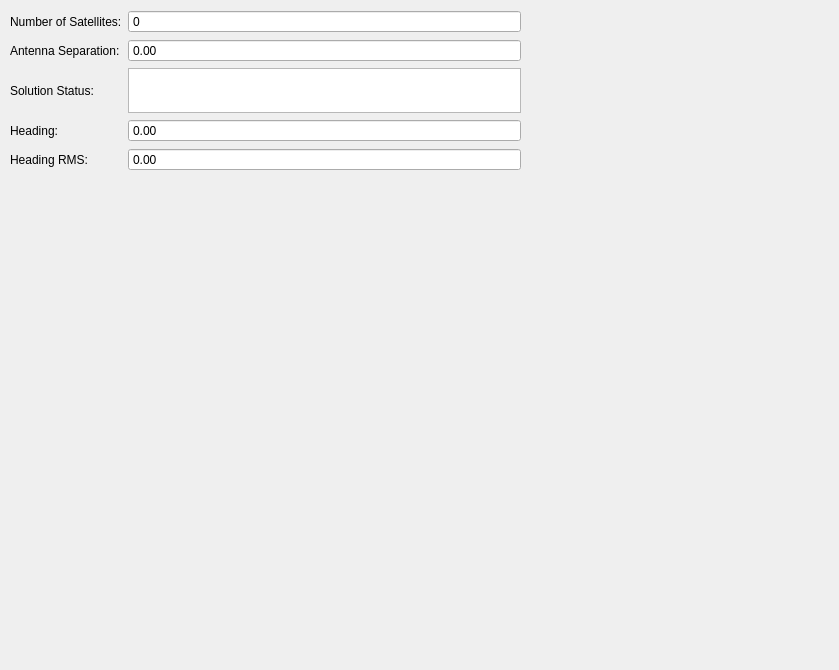
Before: the Qt Designer form src/lib/visualization/GAMSControl.ui in jmaye/libposlv, drawn with Qt 5.
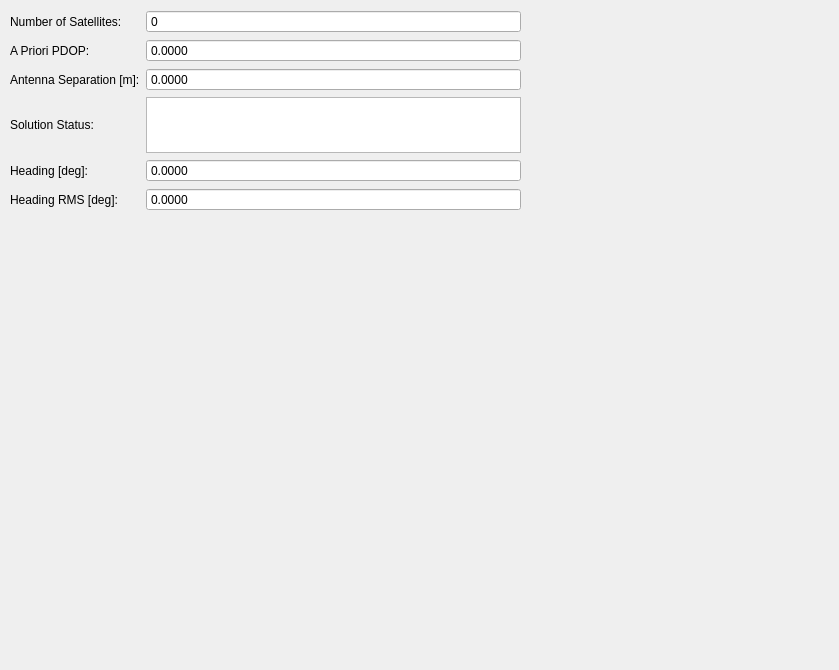
After: the same form once the commit is applied.

What changed in the file:
```diff
--- a/src/lib/visualization/GAMSControl.ui
+++ b/src/lib/visualization/GAMSControl.ui
@@ -19,7 +19,7 @@
      <x>10</x>
      <y>10</y>
      <width>511</width>
-     <height>161</height>
+     <height>201</height>
     </rect>
    </property>
    <layout class="QGridLayout" name="gamsLayout">
@@ -43,14 +43,14 @@
       </property>
      </widget>
     </item>
-    <item row="1" column="0">
+    <item row="2" column="0">
      <widget class="QLabel" name="antennaLabel">
       <property name="text">
-       <string>Antenna Separation:</string>
+       <string>Antenna Separation [m]:</string>
       </property>
      </widget>
     </item>
-    <item row="1" column="1">
+    <item row="2" column="1">
      <widget class="QDoubleSpinBox" name="antennaSpinBox">
       <property name="readOnly">
        <bool>true</bool>
@@ -58,6 +58,9 @@
       <property name="buttonSymbols">
        <enum>QAbstractSpinBox::NoButtons</enum>
       </property>
+      <property name="decimals">
+       <number>4</number>
+      </property>
       <property name="minimum">
        <double>-1000000.000000000000000</double>
       </property>
@@ -66,24 +69,24 @@
       </property>
      </widget>
     </item>
-    <item row="2" column="0">
+    <item row="3" column="0">
      <widget class="QLabel" name="statusLabel">
       <property name="text">
        <string>Solution Status:</string>
       </property>
      </widget>
     </item>
-    <item row="2" column="1">
+    <item row="3" column="1">
      <widget class="QTextBrowser" name="statusText"/>
     </item>
-    <item row="3" column="0">
+    <item row="4" column="0">
      <widget class="QLabel" name="headingLabel">
       <property name="text">
-       <string>Heading:</string>
+       <string>Heading [deg]:</string>
       </property>
      </widget>
     </item>
-    <item row="3" column="1">
+    <item row="4" column="1">
      <widget class="QDoubleSpinBox" name="headingSpinBox">
       <property name="readOnly">
        <bool>true</bool>
@@ -91,6 +94,9 @@
       <property name="buttonSymbols">
        <enum>QAbstractSpinBox::NoButtons</enum>
       </property>
+      <property name="decimals">
+       <number>4</number>
+      </property>
       <property name="minimum">
        <double>-1000000.000000000000000</double>
       </property>
@@ -99,20 +105,49 @@
       </property>
      </widget>
     </item>
-    <item row="4" column="0">
+    <item row="5" column="0">
      <widget class="QLabel" name="headingRMSLabel">
       <property name="text">
-       <string>Heading RMS:</string>
+       <string>Heading RMS [deg]:</string>
       </property>
      </widget>
     </item>
-    <item row="4" column="1">
+    <item row="5" column="1">
      <widget class="QDoubleSpinBox" name="headingRMSSpinBox">
       <property name="readOnly">
        <bool>true</bool>
       </property>
       <property name="buttonSymbols">
        <enum>QAbstractSpinBox::NoButtons</enum>
+      </property>
+      <property name="decimals">
+       <number>4</number>
+      </property>
+      <property name="minimum">
+       <double>-1000000.000000000000000</double>
+      </property>
+      <property name="maximum">
+       <double>1000000.000000000000000</double>
+      </property>
+     </widget>
+    </item>
+    <item row="1" column="0">
+     <widget class="QLabel" name="label">
+      <property name="text">
+       <string>A Priori PDOP:</string>
+      </property>
+     </widget>
+    </item>
+    <item row="1" column="1">
+     <widget class="QDoubleSpinBox" name="pdopSpinBox">
+      <property name="readOnly">
+       <bool>true</bool>
+      </property>
+      <property name="buttonSymbols">
+       <enum>QAbstractSpinBox::NoButtons</enum>
+      </property>
+      <property name="decimals">
+       <number>4</number>
       </property>
       <property name="minimum">
        <double>-1000000.000000000000000</double>
```
